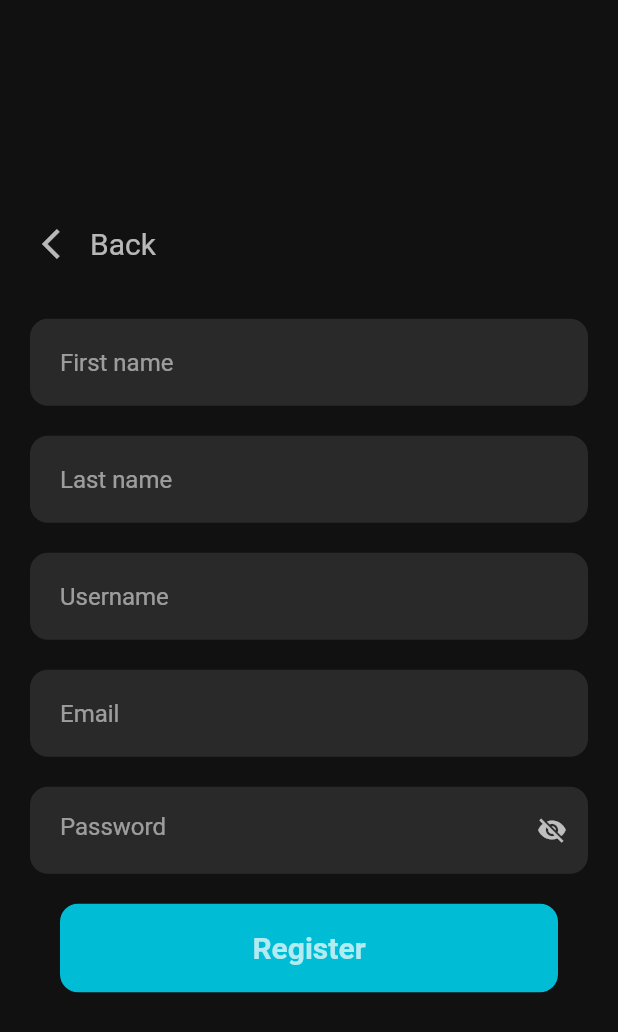
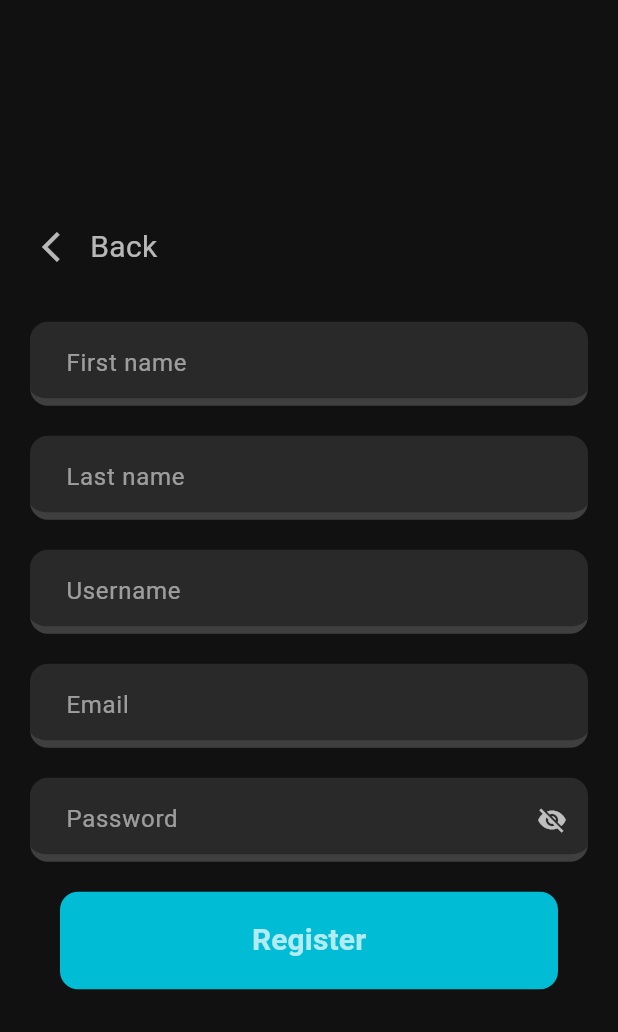
Before and after one commit to Anurag-Bharati/RootNodeApp, a Flutter app: the screen it shows after launch, after a tap on "Login", after a tap on "Register", on a phone screen of 412 x 824 dp. Shown: the top 1032 px of the screen. Run offline on Flutter 3.47's test engine with Material 2 defaults, Android fonts, the phone set to English and light mode, and no system bars; our stand-ins replace boxicons, google_nav_bar, like_button, objectbox; generated files the repository leaves out were written again; network calls fail.

Commit message:
Refactored file structure. Added app theme. Organized routes in seperate file. Seperated snackbar for reusability

```diff
--- /dev/null
+++ b/lib/app/app.dart
@@ -0,0 +1,19 @@
+import 'package:flutter/material.dart';
+import 'package:rootnode/app/routes.dart';
+import 'package:rootnode/app/theme.dart';
+import 'package:rootnode/screen/splash_screen.dart';
+
+class MyApp extends StatelessWidget {
+  const MyApp({super.key});
+
+  @override
+  Widget build(BuildContext context) {
+    return MaterialApp(
+      title: 'RootNode',
+      debugShowCheckedModeBanner: false,
+      theme: getApplicationThemeData(),
+      initialRoute: SplashScreen.route,
+      routes: getAppRoutes,
+    );
+  }
+}
--- /dev/null
+++ b/lib/app/routes.dart
@@ -0,0 +1,12 @@
+import 'package:flutter/cupertino.dart';
+import 'package:rootnode/screen/home_screen.dart';
+import 'package:rootnode/screen/login_screen.dart';
+import 'package:rootnode/screen/register_screen.dart';
+import 'package:rootnode/screen/splash_screen.dart';
+
+var getAppRoutes = <String, WidgetBuilder>{
+  SplashScreen.route: (context) => const SplashScreen(),
+  LoginScreen.route: (context) => const LoginScreen(),
+  RegisterScreen.route: (context) => const RegisterScreen(),
+  HomeScreen.route: (context) => const HomeScreen(),
+};
--- /dev/null
+++ b/lib/app/theme.dart
@@ -0,0 +1,87 @@
+import 'package:flutter/material.dart';
+
+ThemeData getApplicationThemeData() {
+  return ThemeData(
+    colorScheme: ColorScheme.fromSwatch(
+      // For OverScroll Glow Effect
+      accentColor: const Color(0xFFF1F1F1),
+    ),
+    visualDensity: VisualDensity.adaptivePlatformDensity,
+    scaffoldBackgroundColor: const Color(0xFF111111),
+    primaryColor: Colors.cyan,
+    primaryColorLight: Colors.cyan[400],
+    primaryColorDark: Colors.cyan[600],
+    disabledColor: HexColor.fromHex("#707070"),
+    useMaterial3: true,
+    progressIndicatorTheme: const ProgressIndicatorThemeData(
+      color: Colors.white54,
+    ),
+    appBarTheme: AppBarTheme(
+      color: HexColor.fromHex("#111111"),
+      elevation: 0,
+      shadowColor: Colors.transparent,
+      titleTextStyle: const TextStyle(
+        fontSize: 16,
+        color: Colors.white,
+        fontWeight: FontWeight.w400,
+      ),
+    ),
+    elevatedButtonTheme: ElevatedButtonThemeData(
+      style: ElevatedButton.styleFrom(
+        foregroundColor: Colors.white,
+        backgroundColor: HexColor.fromHex("#ED9728"),
+        textStyle: const TextStyle(
+          fontSize: 12,
+          fontWeight: FontWeight.w500,
+        ),
+        shape: RoundedRectangleBorder(
+          borderRadius: BorderRadius.circular(8),
+        ),
+      ),
+    ),
+    inputDecorationTheme: InputDecorationTheme(
+      contentPadding: const EdgeInsets.all(8),
+      hintStyle: const TextStyle(
+        fontSize: 12,
+        color: Colors.white10,
+        fontWeight: FontWeight.normal,
+      ),
+      labelStyle: const TextStyle(
+        fontSize: 12,
+        color: Colors.white10,
+        fontWeight: FontWeight.normal,
+      ),
+      errorStyle: TextStyle(
+        fontSize: 12,
+        color: Colors.red[400]!,
+        fontWeight: FontWeight.normal,
+      ),
+
+      //Focus border
+      focusedBorder: UnderlineInputBorder(
+          borderSide: BorderSide(color: Colors.cyan[400]!, width: 5),
+          borderRadius: const BorderRadius.all(Radius.circular(12))),
+      // error border
+      errorBorder: UnderlineInputBorder(
+          borderSide: BorderSide(color: Colors.red[400]!, width: 5),
+          borderRadius: const BorderRadius.all(Radius.circular(12))),
+      focusedErrorBorder: UnderlineInputBorder(
+          borderSide: BorderSide(color: Colors.cyan[400]!, width: 5),
+          borderRadius: const BorderRadius.all(Radius.circular(12))),
+      // enabled border
+      enabledBorder: const UnderlineInputBorder(
+          borderSide: BorderSide(color: Colors.white10, width: 5),
+          borderRadius: BorderRadius.all(Radius.circular(12))),
+    ),
+  );
+}
+
+extension HexColor on Color {
+  static Color fromHex(String hexColorString) {
+    hexColorString = hexColorString.replaceAll('#', '');
+    if (hexColorString.length == 6) {
+      hexColorString = "FF$hexColorString"; // 8 char with opacity 100%
+    }
+    return Color(int.parse(hexColorString, radix: 16));
+  }
+}
--- /dev/null
+++ b/lib/app/utils/snackbar.dart
@@ -0,0 +1,22 @@
+import 'package:flutter/material.dart';
+
+showSnackbar(BuildContext context, String message, Color color,
+    {dismissable = true}) {
+  ScaffoldMessenger.of(context).showSnackBar(
+    SnackBar(
+      elevation: 0,
+      behavior: SnackBarBehavior.floating,
+      backgroundColor: color,
+      content: Text(message),
+      duration: const Duration(milliseconds: 1500),
+      margin: const EdgeInsets.all(20),
+      action: dismissable
+          ? SnackBarAction(
+              label: "OK",
+              onPressed: () {},
+              textColor: Colors.white,
+            )
+          : null,
+    ),
+  );
+}
--- a/lib/main.dart
+++ b/lib/main.dart
@@ -1,21 +1,21 @@
 import 'package:flutter/material.dart';
+import 'package:flutter/services.dart';
+import 'package:rootnode/app/app.dart';
 import 'package:rootnode/helper/objectbox.dart';
-import 'package:rootnode/screen/splash_screen.dart';
 import 'package:rootnode/state/objectbox_state.dart';
 
 void main(List<String> args) async {
   WidgetsFlutterBinding.ensureInitialized();
+  // ObjectBoxInstance.deleteDatabase();
   // Create an Object for ObjectBoxInstance
   ObjectBoxState.objectBoxInstance = await ObjectBoxInstance.init();
-  runApp(MaterialApp(
-      theme: ThemeData(
-        colorScheme: ColorScheme.fromSwatch(
-          // For OverScroll Glow Effect
-          accentColor: const Color(0xFFF1F1F1),
-        ),
-        visualDensity: VisualDensity.adaptivePlatformDensity,
-        scaffoldBackgroundColor: const Color(0xFF111111),
-      ),
-      debugShowCheckedModeBanner: false,
-      home: const SplashScreen()));
+  SystemChrome.setPreferredOrientations([
+    DeviceOrientation.portraitUp,
+    DeviceOrientation.portraitDown,
+  ]).then(
+    (value) => runApp(
+      const MyApp(),
+    ),
+  );
+  runApp(const MaterialApp());
 }
--- a/lib/screen/home_screen.dart
+++ b/lib/screen/home_screen.dart
@@ -1,7 +1,7 @@
 import 'package:boxicons/boxicons.dart';
 import 'package:flutter/material.dart';
 import 'package:google_nav_bar/google_nav_bar.dart';
-import 'package:rootnode/constant/layout_constraints.dart';
+import 'package:rootnode/app/constant/layout_constraints.dart';
 import 'package:rootnode/model/post_model.dart';
 import 'package:rootnode/widgets/post_container.dart';
 import 'package:rootnode/services/post_api_service.dart';
@@ -9,6 +9,7 @@ import 'package:rootnode/services/post_api_service.dart';
 import '../model/user.dart';
 
 class HomeScreen extends StatefulWidget {
+  static const String route = "/home";
   final User? user;
   const HomeScreen({super.key, this.user});
 
--- a/lib/screen/login_screen.dart
+++ b/lib/screen/login_screen.dart
@@ -3,9 +3,11 @@ import 'package:rootnode/model/user.dart';
 import 'package:rootnode/repository/user_repo.dart';
 import 'package:rootnode/screen/home_screen.dart';
 import 'package:rootnode/screen/register_screen.dart';
-import 'package:rootnode/widgets/rootnode_widget.dart';
+import 'package:rootnode/widgets/text_field.dart';
+import 'package:rootnode/app/utils/snackbar.dart';
 
 class LoginScreen extends StatefulWidget {
+  static const route = "/login";
   final String? email;
   const LoginScreen({super.key, this.email});
 
@@ -19,26 +21,6 @@ class _LoginScreenState extends State<LoginScreen> {
   final _scrollController = ScrollController();
   final _passwordFieldController = TextEditingController();
   final _globalkey = GlobalKey<FormState>();
-
-  _showSnackBar(String message, Color x, bool dismissable) {
-    ScaffoldMessenger.of(context).showSnackBar(
-      SnackBar(
-        elevation: 0,
-        behavior: SnackBarBehavior.floating,
-        backgroundColor: x,
-        content: Text(message),
-        duration: const Duration(milliseconds: 1500),
-        margin: const EdgeInsets.all(20),
-        action: dismissable
-            ? SnackBarAction(
-                label: "OK",
-                onPressed: () {},
-                textColor: Colors.white,
-              )
-            : null,
-      ),
-    );
-  }
 
   @override
   void initState() {
@@ -111,15 +93,19 @@ class _LoginScreenState extends State<LoginScreen> {
                             onPressed: () async {
                               FocusScope.of(context).unfocus();
                               if (_globalkey.currentState!.validate()) {
-                                _showSnackBar(
-                                    "Logging in..", Colors.green[400]!, false);
+                                showSnackbar(
+                                    context, "Logging in..", Colors.green[400]!,
+                                    dismissable: false);
                                 User? res = await userRepo.loginUser(
                                   _emailFieldController.text,
                                   _passwordFieldController.text,
                                 );
                                 if (res == null) {
-                                  _showSnackBar("Invalid email or password",
-                                      Colors.red[400]!, true);
+                                  // ignore: use_build_context_synchronously
+                                  showSnackbar(
+                                      context,
+                                      "Invalid email or password",
+                                      Colors.red[400]!);
                                   return;
                                 }
                                 Future.delayed(
@@ -132,8 +118,8 @@ class _LoginScreenState extends State<LoginScreen> {
                                   ),
                                 );
                               } else {
-                                _showSnackBar(
-                                    "Invalid fields", Colors.red[400]!, true);
+                                showSnackbar(context, "Invalid fields",
+                                    Colors.red[400]!);
                               }
                             },
                             child: const Padding(
--- a/lib/screen/register_screen.dart
+++ b/lib/screen/register_screen.dart
@@ -1,10 +1,12 @@
 import 'package:flutter/material.dart';
+import 'package:rootnode/app/utils/snackbar.dart';
 import 'package:rootnode/model/user.dart';
 import 'package:rootnode/repository/user_repo.dart';
 import 'package:rootnode/screen/login_screen.dart';
-import 'package:rootnode/widgets/rootnode_widget.dart';
+import 'package:rootnode/widgets/text_field.dart';
 
 class RegisterScreen extends StatefulWidget {
+  static const route = "/register";
   const RegisterScreen({super.key});
 
   @override
@@ -20,26 +22,6 @@ class _RegisterScreenState extends State<RegisterScreen> {
   final _passwordFieldController = TextEditingController();
   final _scrollController = ScrollController();
   final _globalkey = GlobalKey<FormState>();
-
-  _showSnackBar(String message, Color x, bool dismissable) {
-    ScaffoldMessenger.of(context).showSnackBar(
-      SnackBar(
-        elevation: 0,
-        behavior: SnackBarBehavior.floating,
-        backgroundColor: x,
-        content: Text(message),
-        duration: const Duration(milliseconds: 1500),
-        margin: const EdgeInsets.all(20),
-        action: dismissable
-            ? SnackBarAction(
-                label: "OK",
-                onPressed: () {},
-                textColor: Colors.white,
-              )
-            : null,
-      ),
-    );
-  }
 
   _showRegSnackBar(int status) {
     ScaffoldMessenger.of(context).showSnackBar(
@@ -62,7 +44,8 @@ class _RegisterScreenState extends State<RegisterScreen> {
   }
 
   _registerUser() async {
-    _showSnackBar("Signing Up..", Colors.green[400]!, false);
+    showSnackbar(context, "Signing Up..", Colors.green[400]!,
+        dismissable: false);
 
     User user = User(
       _fnameFieldController.text,
@@ -175,8 +158,8 @@ class _RegisterScreenState extends State<RegisterScreen> {
                             if (_globalkey.currentState!.validate()) {
                               _registerUser();
                             } else {
-                              _showSnackBar(
-                                  "Invalid fields", Colors.red[400]!, true);
+                              showSnackbar(
+                                  context, "Invalid fields", Colors.red[400]!);
                             }
                           },
                           child: const Padding(
--- a/lib/screen/splash_screen.dart
+++ b/lib/screen/splash_screen.dart
@@ -2,6 +2,7 @@ import 'package:flutter/material.dart';
 import 'package:rootnode/screen/login_screen.dart';
 
 class SplashScreen extends StatefulWidget {
+  static const String route = "/splash";
   const SplashScreen({super.key});
 
   @override
--- a/lib/services/post_api_service.dart
+++ b/lib/services/post_api_service.dart
@@ -1,6 +1,6 @@
 import 'dart:developer';
 import 'package:http/http.dart' as http;
-import 'package:rootnode/constant/api_constant.dart';
+import 'package:rootnode/app/constant/api_constant.dart';
 import 'package:rootnode/model/post_model.dart';
 
 class PostApiService {
--- a/lib/widgets/post_container.dart
+++ b/lib/widgets/post_container.dart
@@ -1,7 +1,7 @@
 import 'package:boxicons/boxicons.dart';
 import 'package:flutter/material.dart';
 import 'package:like_button/like_button.dart';
-import 'package:rootnode/constant/layout_constraints.dart';
+import 'package:rootnode/app/constant/layout_constraints.dart';
 import 'package:rootnode/model/post_model.dart';
 
 class PostContainer extends StatelessWidget {
--- a/lib/widgets/rootnode_widget.dart
+++ /dev/null
@@ -1,90 +0,0 @@
-import 'package:flutter/material.dart';
-
-enum TextFieldTypes<TextInputType> { email, password }
-
-class RootNodeTextField extends StatefulWidget {
-  const RootNodeTextField({
-    Key? key,
-    required this.controller,
-    required this.type,
-    required this.hintText,
-  }) : super(key: key);
-
-  final TextEditingController controller;
-  final TextFieldTypes type;
-  final String hintText;
-
-  @override
-  State<RootNodeTextField> createState() => _RootNodeTextFieldState();
-}
-
-class _RootNodeTextFieldState extends State<RootNodeTextField> {
-  bool _passVisible = false;
-
-  @override
-  Widget build(BuildContext context) {
-    return Container(
-        margin: const EdgeInsets.symmetric(horizontal: 20, vertical: 10),
-        decoration: BoxDecoration(
-          color: Colors.white10,
-          borderRadius: BorderRadius.circular(12),
-        ),
-        child: Padding(
-          padding: const EdgeInsets.only(left: 20, top: 5, bottom: 5),
-          child: TextFormField(
-            scrollPadding: EdgeInsets.only(
-                bottom: MediaQuery.of(context).viewInsets.bottom + 20 * 8),
-            controller: widget.controller,
-            style: const TextStyle(
-              color: Colors.white70,
-            ),
-            keyboardType: widget.type == TextFieldTypes.email
-                ? TextInputType.emailAddress
-                : TextInputType.visiblePassword,
-            obscureText:
-                widget.type != TextFieldTypes.email ? !_passVisible : false,
-            validator: (value) {
-              if (value == null || value.isEmpty) {
-                return 'This field is required';
-              }
-              return null;
-            },
-            textInputAction: widget.type == TextFieldTypes.email
-                ? TextInputAction.next
-                : TextInputAction.done,
-            decoration: InputDecoration(
-                border: InputBorder.none,
-                contentPadding: const EdgeInsets.symmetric(vertical: 12),
-                hintText: widget.hintText,
-                hintStyle: const TextStyle(
-                  color: Colors.white54,
-                ),
-                labelStyle: const TextStyle(
-                  color: Colors.white54,
-                ),
-                errorStyle: TextStyle(color: Colors.red[400]!),
-                suffixIcon: widget.type == TextFieldTypes.password
-                    ? IconButton(
-                        color: Colors.white70,
-                        padding: EdgeInsets.zero,
-                        splashRadius: 20,
-                        iconSize: 20,
-                        splashColor: Colors.transparent,
-                        highlightColor: Colors.transparent,
-                        icon: Icon(
-                          _passVisible
-                              ? Icons.visibility
-                              : Icons.visibility_off,
-                          size: 20,
-                        ),
-                        onPressed: () {
-                          setState(() {
-                            _passVisible = !_passVisible;
-                          });
-                        },
-                      )
-                    : null),
-          ),
-        ));
-  }
-}
--- /dev/null
+++ b/lib/widgets/text_field.dart
@@ -0,0 +1,87 @@
+import 'package:flutter/material.dart';
+
+enum TextFieldTypes<TextInputType> { email, password }
+
+class RootNodeTextField extends StatefulWidget {
+  const RootNodeTextField({
+    Key? key,
+    required this.controller,
+    required this.type,
+    required this.hintText,
+  }) : super(key: key);
+
+  final TextEditingController controller;
+  final TextFieldTypes type;
+  final String hintText;
+
+  @override
+  State<RootNodeTextField> createState() => _RootNodeTextFieldState();
+}
+
+class _RootNodeTextFieldState extends State<RootNodeTextField> {
+  bool _passVisible = false;
+
+  @override
+  Widget build(BuildContext context) {
+    return Container(
+        margin: const EdgeInsets.symmetric(horizontal: 20, vertical: 10),
+        decoration: BoxDecoration(
+          borderRadius: BorderRadius.circular(12),
+        ),
+        child: TextFormField(
+          scrollPadding: EdgeInsets.only(
+              bottom: MediaQuery.of(context).viewInsets.bottom + 20 * 8),
+          controller: widget.controller,
+          style: const TextStyle(
+            color: Colors.white70,
+          ),
+          keyboardType: widget.type == TextFieldTypes.email
+              ? TextInputType.emailAddress
+              : TextInputType.visiblePassword,
+          obscureText:
+              widget.type != TextFieldTypes.email ? !_passVisible : false,
+          validator: (value) {
+            if (value == null || value.isEmpty) {
+              return 'This field is required';
+            }
+            return null;
+          },
+          textInputAction: widget.type == TextFieldTypes.email
+              ? TextInputAction.next
+              : TextInputAction.done,
+          decoration: InputDecoration(
+              filled: true,
+              fillColor: Colors.white10,
+              border: InputBorder.none,
+              contentPadding: const EdgeInsets.only(
+                  top: 16, bottom: 16, left: 20, right: 0),
+              hintText: widget.hintText,
+              hintStyle: const TextStyle(
+                color: Colors.white54,
+              ),
+              labelStyle: const TextStyle(
+                color: Colors.white54,
+              ),
+              errorStyle: TextStyle(color: Colors.red[400]!),
+              suffixIcon: widget.type == TextFieldTypes.password
+                  ? IconButton(
+                      color: Colors.white70,
+                      padding: EdgeInsets.zero,
+                      splashRadius: 20,
+                      iconSize: 20,
+                      splashColor: Colors.transparent,
+                      highlightColor: Colors.transparent,
+                      icon: Icon(
+                        _passVisible ? Icons.visibility : Icons.visibility_off,
+                        size: 20,
+                      ),
+                      onPressed: () {
+                        setState(() {
+                          _passVisible = !_passVisible;
+                        });
+                      },
+                    )
+                  : null),
+        ));
+  }
+}
```
Also changed, not shown: lib/app/constant/api_constant.dart (renamed from lib/constant/api_constant.dart), lib/app/constant/layout_constraints.dart (renamed from lib/constant/layout_constraints.dart).
